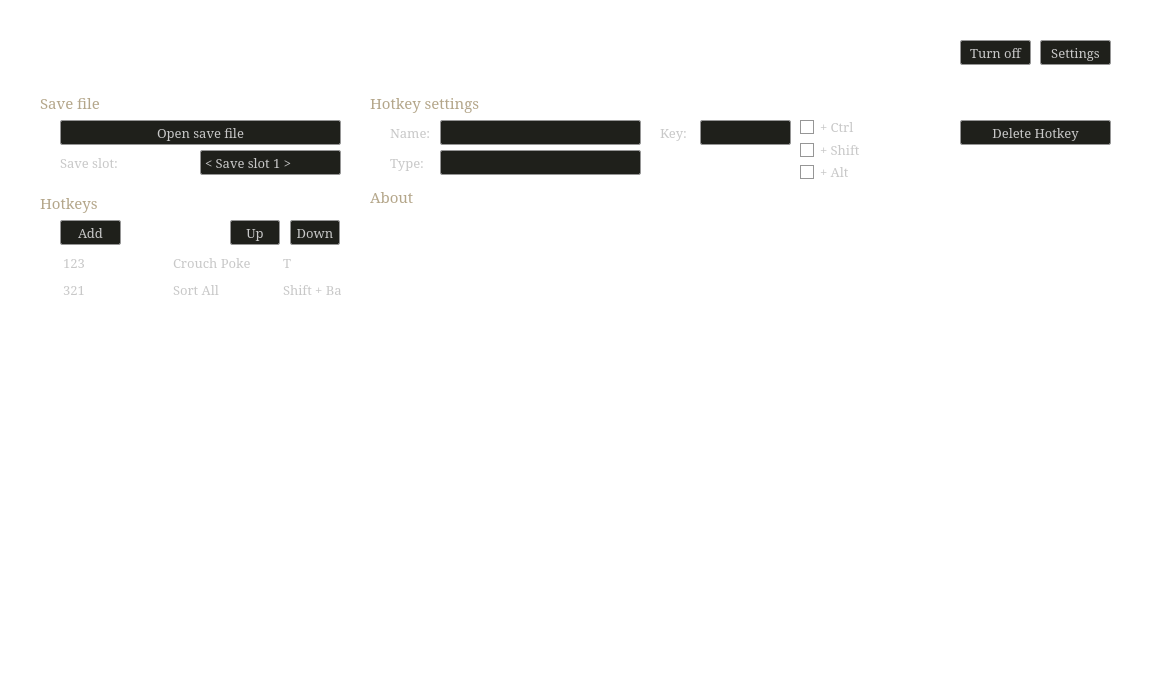
The window that src/mainWindow.ui (a-burlakov/melinas-fingers) describes before a commit, drawn with Qt 5.
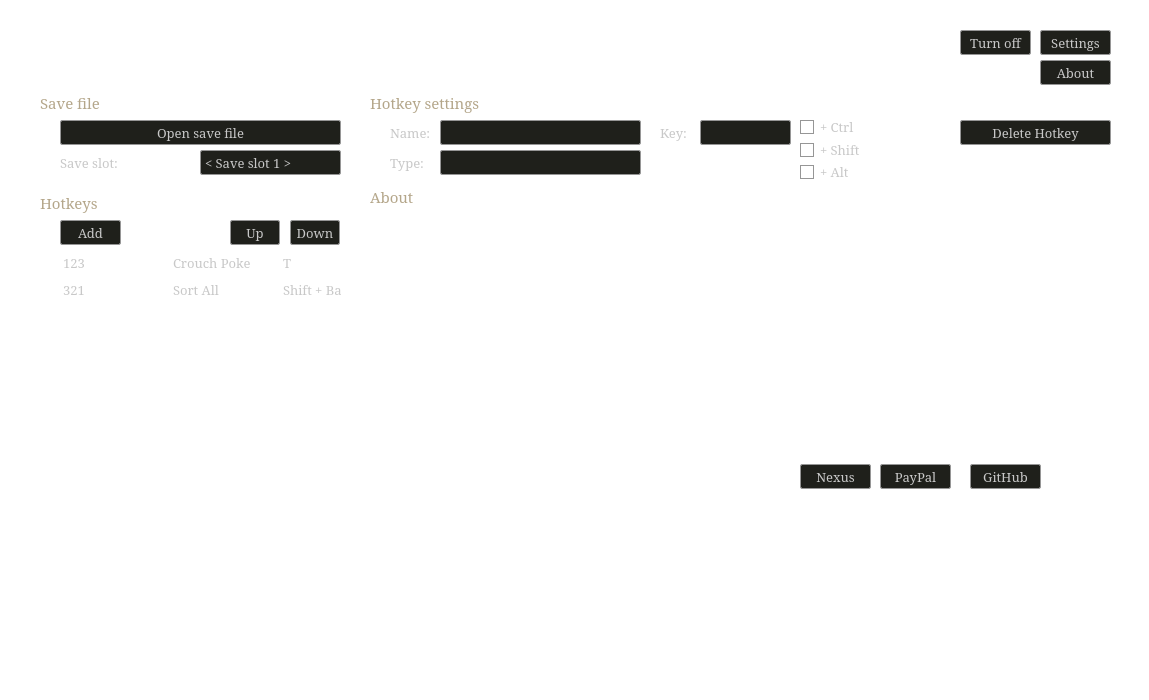
The same window after the commit. The open tabs and pages were chosen to show the change. Icons and pictures are not drawn.

What changed in the file:
```diff
--- a/src/mainWindow.ui
+++ b/src/mainWindow.ui
@@ -513,7 +513,7 @@
      </font>
     </property>
     <property name="currentIndex">
-     <number>4</number>
+     <number>7</number>
     </property>
     <widget class="QWidget" name="stackedWidget_Pages_Empty"/>
     <widget class="QWidget" name="stackedWidget_Pages_Equipment">
@@ -4458,7 +4458,7 @@
        </font>
       </property>
       <property name="text">
-       <string>&lt;html&gt;&lt;head/&gt;&lt;body&gt;&lt;p&gt;In &lt;span style=&quot; color:#b4a68a;&quot;&gt;Auto &lt;/span&gt;mode current item is removed and new one is being searched form the start of list. Slow but stable. &lt;/p&gt;&lt;p&gt;In &lt;span style=&quot; color:#b4a68a;&quot;&gt;Semi-manual &lt;/span&gt;mode Melina's Fingers remembers your current item. Next search will be calculated based on your current item position. Very fast but less stable. If sequence is broken (due frames loss, mouse movement or enemy attack), you''ll have to clear Melina's Fingers memory using &lt;span style=&quot; color:#b4a68a;&quot;&gt;Recovery &lt;/span&gt;key.&lt;/p&gt;&lt;/body&gt;&lt;/html&gt;</string>
+       <string>&lt;html&gt;&lt;head/&gt;&lt;body&gt;&lt;p&gt;In &lt;span style=&quot; color:#b4a68a;&quot;&gt;Auto &lt;/span&gt;mode current item is removed and new one is being searched form the start of list. Slow but stable. &lt;/p&gt;&lt;p&gt;In &lt;span style=&quot; color:#b4a68a;&quot;&gt;Semi-manual &lt;/span&gt;mode Melina's Fingers remembers your current item. Next search will be calculated based on your current item position. Faster but less stable. If sequence is broken (due frames loss, mouse movement or enemy attack), you''ll have to clear Melina's Fingers memory using &lt;span style=&quot; color:#b4a68a;&quot;&gt;Recovery &lt;/span&gt;key.&lt;/p&gt;&lt;/body&gt;&lt;/html&gt;</string>
       </property>
       <property name="alignment">
        <set>Qt::AlignLeading|Qt::AlignLeft|Qt::AlignTop</set>
@@ -4570,6 +4570,31 @@
        <enum>Qt::PlainText</enum>
       </property>
      </widget>
+     <widget class="QPushButton" name="button_ControlsReload">
+      <property name="geometry">
+       <rect>
+        <x>570</x>
+        <y>330</y>
+        <width>171</width>
+        <height>25</height>
+       </rect>
+      </property>
+      <property name="font">
+       <font>
+        <family>Garamond</family>
+        <pointsize>10</pointsize>
+        <weight>50</weight>
+        <italic>false</italic>
+        <bold>false</bold>
+       </font>
+      </property>
+      <property name="focusPolicy">
+       <enum>Qt::NoFocus</enum>
+      </property>
+      <property name="text">
+       <string>Reload from save file</string>
+      </property>
+     </widget>
      <zorder>comboBox_ControlKeyRoll</zorder>
      <zorder>comboBox_ControlKeyJump</zorder>
      <zorder>comboBox_ControlKeyCrouch</zorder>
@@ -4623,6 +4648,7 @@
      <zorder>comboBox_ControlKeySwitchSpell</zorder>
      <zorder>spinBox_StandardPauseTime</zorder>
      <zorder>label_4</zorder>
+     <zorder>button_ControlsReload</zorder>
     </widget>
     <widget class="QWidget" name="stackedWidget_Pages_About">
      <widget class="QLabel" name="label_16">
@@ -4656,6 +4682,81 @@
        <enum>Qt::PlainText</enum>
       </property>
      </widget>
+     <widget class="QPushButton" name="button_GitHub">
+      <property name="geometry">
+       <rect>
+        <x>600</x>
+        <y>280</y>
+        <width>71</width>
+        <height>25</height>
+       </rect>
+      </property>
+      <property name="font">
+       <font>
+        <family>Garamond</family>
+        <pointsize>10</pointsize>
+        <weight>50</weight>
+        <italic>false</italic>
+        <bold>false</bold>
+       </font>
+      </property>
+      <property name="focusPolicy">
+       <enum>Qt::NoFocus</enum>
+      </property>
+      <property name="text">
+       <string>GitHub</string>
+      </property>
+     </widget>
+     <widget class="QPushButton" name="button_PayPal">
+      <property name="geometry">
+       <rect>
+        <x>510</x>
+        <y>280</y>
+        <width>71</width>
+        <height>25</height>
+       </rect>
+      </property>
+      <property name="font">
+       <font>
+        <family>Garamond</family>
+        <pointsize>10</pointsize>
+        <weight>50</weight>
+        <italic>false</italic>
+        <bold>false</bold>
+       </font>
+      </property>
+      <property name="focusPolicy">
+       <enum>Qt::NoFocus</enum>
+      </property>
+      <property name="text">
+       <string>PayPal</string>
+      </property>
+     </widget>
+     <widget class="QPushButton" name="button_Nexus">
+      <property name="geometry">
+       <rect>
+        <x>430</x>
+        <y>280</y>
+        <width>71</width>
+        <height>25</height>
+       </rect>
+      </property>
+      <property name="font">
+       <font>
+        <family>Garamond</family>
+        <pointsize>10</pointsize>
+        <weight>50</weight>
+        <italic>false</italic>
+        <bold>false</bold>
+       </font>
+      </property>
+      <property name="focusPolicy">
+       <enum>Qt::NoFocus</enum>
+      </property>
+      <property name="text">
+       <string>Nexus</string>
+      </property>
+     </widget>
     </widget>
    </widget>
    <widget class="QPushButton" name="button_OpenSaveFile">
@@ -4706,7 +4807,7 @@
       <x>60</x>
       <y>250</y>
       <width>281</width>
-      <height>421</height>
+      <height>425</height>
      </rect>
     </property>
     <property name="sizePolicy">
@@ -4977,7 +5078,7 @@
     <property name="geometry">
      <rect>
       <x>1040</x>
-      <y>40</y>
+      <y>30</y>
       <width>71</width>
       <height>25</height>
      </rect>
@@ -5142,7 +5243,7 @@
     <property name="geometry">
      <rect>
       <x>960</x>
-      <y>40</y>
+      <y>30</y>
       <width>71</width>
       <height>25</height>
      </rect>
@@ -5163,6 +5264,31 @@
      <string>Turn off</string>
     </property>
    </widget>
+   <widget class="QPushButton" name="button_About">
+    <property name="geometry">
+     <rect>
+      <x>1040</x>
+      <y>60</y>
+      <width>71</width>
+      <height>25</height>
+     </rect>
+    </property>
+    <property name="font">
+     <font>
+      <family>Garamond</family>
+      <pointsize>10</pointsize>
+      <weight>50</weight>
+      <italic>false</italic>
+      <bold>false</bold>
+     </font>
+    </property>
+    <property name="focusPolicy">
+     <enum>Qt::NoFocus</enum>
+    </property>
+    <property name="text">
+     <string>About</string>
+    </property>
+   </widget>
    <zorder>graphicsView_2</zorder>
    <zorder>comboBox_SaveSlots</zorder>
    <zorder>button_AddMacros</zorder>
@@ -5187,6 +5313,7 @@
    <zorder>label_7</zorder>
    <zorder>label_8</zorder>
    <zorder>button_TurnOnOff</zorder>
+   <zorder>button_About</zorder>
   </widget>
  </widget>
  <resources>
```
